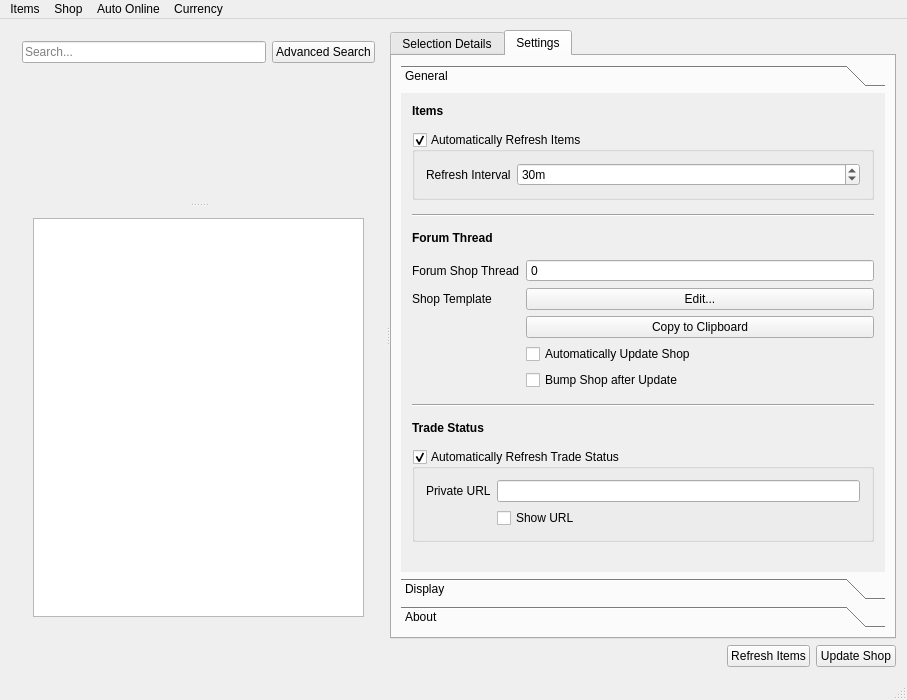
First picture: the form in forms/mainwindow.ui, repository xyzz/acquisition, before the edit.
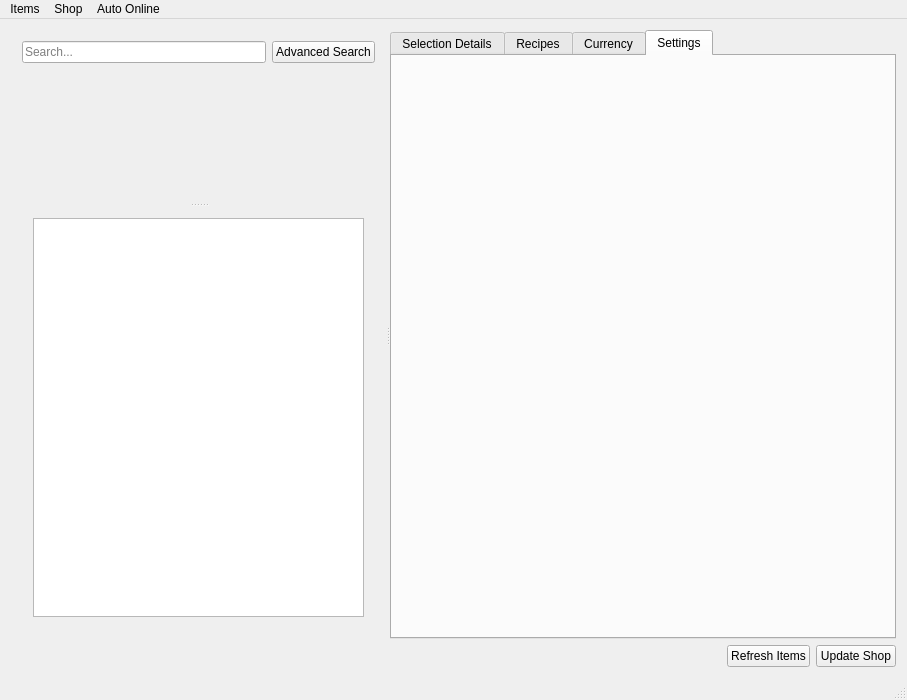
Second picture: the form after the edit. The open tabs and pages were chosen to show the change. Icons and pictures are not drawn. Custom widgets are drawn as their Qt base class.

The edit to the form file:
```diff
--- a/forms/mainwindow.ui
+++ b/forms/mainwindow.ui
@@ -688,7 +688,88 @@
          </item>
         </layout>
        </widget>
-       <widget class="QWidget" name="settingsTab">
+       <widget class="QWidget" name="recipesTab">
+        <attribute name="title">
+         <string>Recipes</string>
+        </attribute>
+       </widget>
+       <widget class="QWidget" name="currencyTab">
+        <property name="enabled">
+         <bool>false</bool>
+        </property>
+        <attribute name="title">
+         <string>Currency</string>
+        </attribute>
+        <layout class="QVBoxLayout" name="verticalLayout_13">
+         <item>
+          <widget class="QTableWidget" name="currencyTable">
+           <property name="alternatingRowColors">
+            <bool>true</bool>
+           </property>
+           <property name="sortingEnabled">
+            <bool>true</bool>
+           </property>
+           <property name="cornerButtonEnabled">
+            <bool>false</bool>
+           </property>
+           <property name="rowCount">
+            <number>0</number>
+           </property>
+           <attribute name="horizontalHeaderDefaultSectionSize">
+            <number>100</number>
+           </attribute>
+           <attribute name="horizontalHeaderStretchLastSection">
+            <bool>true</bool>
+           </attribute>
+           <attribute name="verticalHeaderVisible">
+            <bool>false</bool>
+           </attribute>
+           <column>
+            <property name="text">
+             <string>Total</string>
+            </property>
+           </column>
+           <column>
+            <property name="text">
+             <string>Total in Chaos</string>
+            </property>
+           </column>
+          </widget>
+         </item>
+         <item>
+          <layout class="QHBoxLayout" name="horizontalLayout_8">
+           <item>
+            <widget class="QLabel" name="label_9">
+             <property name="text">
+              <string>Total Worth in Chaos:</string>
+             </property>
+            </widget>
+           </item>
+           <item>
+            <spacer name="horizontalSpacer_3">
+             <property name="orientation">
+              <enum>Qt::Horizontal</enum>
+             </property>
+             <property name="sizeHint" stdset="0">
+              <size>
+               <width>40</width>
+               <height>20</height>
+              </size>
+             </property>
+            </spacer>
+           </item>
+           <item>
+            <widget class="QPushButton" name="pushButton">
+             <property name="text">
+              <string>Export...</string>
+             </property>
+            </widget>
+           </item>
+          </layout>
+         </item>
+        </layout>
+       </widget>
+       <widget class="SettingsPane" name="settingsPane">
         <attribute name="title">
          <string>Settings</string>
         </attribute>
@@ -708,370 +789,6 @@
          <property name="bottomMargin">
           <number>9</number>
          </property>
-         <item>
-          <widget class="QToolBox" name="toolBox">
-           <property name="currentIndex">
-            <number>0</number>
-           </property>
-           <widget class="QWidget" name="page">
-            <property name="geometry">
-             <rect>
-              <x>0</x>
-              <y>0</y>
-              <width>498</width>
-              <height>448</height>
-             </rect>
-            </property>
-            <attribute name="label">
-             <string>General</string>
-            </attribute>
-            <layout class="QVBoxLayout" name="verticalLayout_9">
-             <property name="spacing">
-              <number>14</number>
-             </property>
-             <item>
-              <widget class="QLabel" name="label_7">
-               <property name="font">
-                <font>
-                 <weight>75</weight>
-                 <bold>true</bold>
-                </font>
-               </property>
-               <property name="text">
-                <string>Items</string>
-               </property>
-              </widget>
-             </item>
-             <item>
-              <widget class="QGroupBox" name="refreshItemsBox">
-               <property name="title">
-                <string>Automatically Refresh Items</string>
-               </property>
-               <property name="checkable">
-                <bool>true</bool>
-               </property>
-               <layout class="QFormLayout" name="formLayout_4">
-                <property name="sizeConstraint">
-                 <enum>QLayout::SetDefaultConstraint</enum>
-                </property>
-                <item row="0" column="0">
-                 <widget class="QLabel" name="label_4">
-                  <property name="text">
-                   <string>Refresh Interval</string>
-                  </property>
-                 </widget>
-                </item>
-                <item row="0" column="1">
-                 <widget class="QSpinBox" name="refreshItemsIntervalBox">
-                  <property name="enabled">
-                   <bool>true</bool>
-                  </property>
-                  <property name="suffix">
-                   <string>m</string>
-                  </property>
-                  <property name="minimum">
-                   <number>1</number>
-                  </property>
-                  <property name="maximum">
-                   <number>180</number>
-                  </property>
-                  <property name="value">
-                   <number>30</number>
-                  </property>
-                 </widget>
-                </item>
-               </layout>
-              </widget>
-             </item>
-             <item>
-              <widget class="Line" name="line">
-               <property name="midLineWidth">
-                <number>0</number>
-               </property>
-               <property name="orientation">
-                <enum>Qt::Horizontal</enum>
-               </property>
-              </widget>
-             </item>
-             <item>
-              <widget class="QLabel" name="label_3">
-               <property name="font">
-                <font>
-                 <weight>75</weight>
-                 <bold>true</bold>
-                </font>
-               </property>
-               <property name="text">
-                <string>Forum Thread</string>
-               </property>
-              </widget>
-             </item>
-             <item>
-              <layout class="QFormLayout" name="formLayout_3">
-               <property name="topMargin">
-                <number>0</number>
-               </property>
-               <property name="rightMargin">
-                <number>0</number>
-               </property>
-               <item row="0" column="0">
-                <widget class="QLabel" name="label">
-                 <property name="text">
-                  <string>Forum Shop Thread</string>
-                 </property>
-                </widget>
-               </item>
-               <item row="0" column="1">
-                <widget class="QSpinBox" name="shopThreadIdBox">
-                 <property name="buttonSymbols">
-                  <enum>QAbstractSpinBox::NoButtons</enum>
-                 </property>
-                 <property name="prefix">
-                  <string/>
-                 </property>
-                 <property name="maximum">
-                  <number>999999999</number>
-                 </property>
-                 <property name="singleStep">
-                  <number>0</number>
-                 </property>
-                </widget>
-               </item>
-               <item row="2" column="0">
-                <widget class="QLabel" name="label_2">
-                 <property name="text">
-                  <string>&lt;html&gt;&lt;head/&gt;&lt;body&gt;&lt;p&gt;Shop Template&lt;/p&gt;&lt;/body&gt;&lt;/html&gt;</string>
-                 </property>
-                </widget>
-               </item>
-               <item row="2" column="1">
-                <widget class="QPushButton" name="editShopTemplateButton">
-                 <property name="text">
-                  <string>Edit...</string>
-                 </property>
-                </widget>
-               </item>
-               <item row="3" column="1">
-                <widget class="QPushButton" name="copyClipboardButton">
-                 <property name="text">
-                  <string>Copy to Clipboard</string>
-                 </property>
-                </widget>
-               </item>
-               <item row="4" column="0">
-                <widget class="QLabel" name="label_5">
-                 <property name="text">
-                  <string/>
-                 </property>
-                </widget>
-               </item>
-               <item row="4" column="1">
-                <widget class="QCheckBox" name="updateShopBox">
-                 <property name="text">
-                  <string>Automatically Update Shop</string>
-                 </property>
-                </widget>
-               </item>
-               <item row="5" column="1">
-                <widget class="QCheckBox" name="bumpShopBox">
-                 <property name="text">
-                  <string>Bump Shop after Update</string>
-                 </property>
-                </widget>
-               </item>
-              </layout>
-             </item>
-             <item>
-              <widget class="Line" name="line_2">
-               <property name="orientation">
-                <enum>Qt::Horizontal</enum>
-               </property>
-              </widget>
-             </item>
-             <item>
-              <widget class="QLabel" name="label_8">
-               <property name="font">
-                <font>
-                 <weight>75</weight>
-                 <bold>true</bold>
-                </font>
-               </property>
-               <property name="text">
-                <string>Trade Status</string>
-               </property>
-              </widget>
-             </item>
-             <item>
-              <widget class="QGroupBox" name="refreshTradeBox">
-               <property name="title">
-                <string>Automatically Refresh Trade Status</string>
-               </property>
-               <property name="checkable">
-                <bool>true</bool>
-               </property>
-               <layout class="QFormLayout" name="formLayout">
-                <item row="2" column="0">
-                 <widget class="QLabel" name="label_6">
-                  <property name="text">
-                   <string>Private URL</string>
-                  </property>
-                 </widget>
-                </item>
-                <item row="2" column="1">
-                 <widget class="QLineEdit" name="tradeURLLineEdit"/>
-                </item>
-                <item row="3" column="1">
-                 <widget class="QCheckBox" name="showTradeURL">
-                  <property name="text">
-                   <string>Show URL</string>
-                  </property>
-                 </widget>
-                </item>
-               </layout>
-              </widget>
-             </item>
-             <item>
-              <spacer name="verticalSpacer">
-               <property name="orientation">
-                <enum>Qt::Vertical</enum>
-               </property>
-               <property name="sizeHint" stdset="0">
-                <size>
-                 <width>20</width>
-                 <height>40</height>
-                </size>
-               </property>
-              </spacer>
-             </item>
-            </layout>
-           </widget>
-           <widget class="QWidget" name="page_2">
-            <property name="geometry">
-             <rect>
-              <x>0</x>
-              <y>0</y>
-              <width>205</width>
-              <height>120</height>
-             </rect>
-            </property>
-            <attribute name="label">
-             <string>Display</string>
-            </attribute>
-            <layout class="QVBoxLayout" name="verticalLayout_11">
-             <item>
-              <widget class="QGroupBox" name="groupBox_4">
-               <property name="title">
-                <string>Theme</string>
-               </property>
-               <layout class="QHBoxLayout" name="horizontalLayout_7">
-                <item>
-                 <widget class="QRadioButton" name="lightThemeRadioButton">
-                  <property name="text">
-                   <string>Light Theme</string>
-                  </property>
-                  <property name="checked">
-                   <bool>true</bool>
-                  </property>
-                 </widget>
-                </item>
-                <item>
-                 <widget class="QRadioButton" name="darkThemeRadioButton">
-                  <property name="text">
-                   <string>Dark Theme</string>
-                  </property>
-                 </widget>
-                </item>
-               </layout>
-              </widget>
-             </item>
-             <item>
-              <widget class="QCheckBox" name="showMenuBarBox">
-               <property name="text">
-                <string>Show Menu Bar</string>
-               </property>
-              </widget>
-             </item>
-             <item>
-              <widget class="QCheckBox" name="buyoutStyleBox">
-               <property name="text">
-                <string>Procurement style buyouts</string>
-               </property>
-              </widget>
-             </item>
-             <item>
-              <spacer name="verticalSpacer_3">
-               <property name="orientation">
-                <enum>Qt::Vertical</enum>
-               </property>
-               <property name="sizeHint" stdset="0">
-                <size>
-                 <width>20</width>
-                 <height>40</height>
-                </size>
-               </property>
-              </spacer>
-             </item>
-            </layout>
-           </widget>
-           <widget class="QWidget" name="page_3">
-            <property name="geometry">
-             <rect>
-              <x>0</x>
-              <y>0</y>
-              <width>83</width>
-              <height>69</height>
-             </rect>
-            </property>
-            <attribute name="label">
-             <string>About</string>
-            </attribute>
-            <layout class="QVBoxLayout" name="verticalLayout_10">
-             <property name="spacing">
-              <number>0</number>
-             </property>
-             <property name="leftMargin">
-              <number>0</number>
-             </property>
-             <property name="topMargin">
-              <number>0</number>
-             </property>
-             <property name="rightMargin">
-              <number>0</number>
-             </property>
-             <property name="bottomMargin">
-              <number>0</number>
-             </property>
-             <item>
-              <widget class="QTextBrowser" name="textBrowser">
-               <property name="frameShape">
-                <enum>QFrame::NoFrame</enum>
-               </property>
-               <property name="readOnly">
-                <bool>true</bool>
-               </property>
-               <property name="html">
-                <string>&lt;!DOCTYPE HTML PUBLIC &quot;-//W3C//DTD HTML 4.0//EN&quot; &quot;http://www.w3.org/TR/REC-html40/strict.dtd&quot;&gt;
-&lt;html&gt;&lt;head&gt;&lt;meta name=&quot;qrichtext&quot; content=&quot;1&quot; /&gt;&lt;style type=&quot;text/css&quot;&gt;
-p, li { white-space: pre-wrap; }
-&lt;/style&gt;&lt;/head&gt;&lt;body style=&quot; font-family:'MS Shell Dlg 2'; font-size:8.25pt; font-weight:400; font-style:normal;&quot;&gt;
-&lt;p align=&quot;center&quot; style=&quot; margin-top:0px; margin-bottom:0px; margin-left:0px; margin-right:0px; -qt-block-indent:0; text-indent:0px;&quot;&gt;&lt;span style=&quot; font-size:8pt;&quot;&gt;Based off Acquisition by XYZ, which can be found at &lt;/span&gt;&lt;a href=&quot;https://github.com/xyzz/acquisition&quot;&gt;&lt;span style=&quot; font-size:8pt; text-decoration: underline; color:#007af4;&quot;&gt;here&lt;/span&gt;&lt;/a&gt;&lt;span style=&quot; font-size:8pt;&quot;&gt;.&lt;/span&gt;&lt;/p&gt;
-&lt;p align=&quot;center&quot; style=&quot;-qt-paragraph-type:empty; margin-top:0px; margin-bottom:0px; margin-left:0px; margin-right:0px; -qt-block-indent:0; text-indent:0px; font-size:8pt;&quot;&gt;&lt;br /&gt;&lt;/p&gt;
-&lt;p align=&quot;center&quot; style=&quot; margin-top:0px; margin-bottom:0px; margin-left:0px; margin-right:0px; -qt-block-indent:0; text-indent:0px;&quot;&gt;&lt;span style=&quot; font-size:8pt;&quot;&gt;Acquisition Plus is a fan-made modification based off of the 0.2f version of Acquisition. It features a lightly modified interface as well as some quality-of-life improvements.&lt;/span&gt;&lt;/p&gt;
-&lt;p align=&quot;center&quot; style=&quot;-qt-paragraph-type:empty; margin-top:0px; margin-bottom:0px; margin-left:0px; margin-right:0px; -qt-block-indent:0; text-indent:0px; font-size:8pt;&quot;&gt;&lt;br /&gt;&lt;/p&gt;
-&lt;p align=&quot;center&quot; style=&quot; margin-top:0px; margin-bottom:0px; margin-left:0px; margin-right:0px; -qt-block-indent:0; text-indent:0px;&quot;&gt;&lt;span style=&quot; font-size:8pt;&quot;&gt;Please support the original developer if you enjoy this application. Thank you.&lt;/span&gt;&lt;/p&gt;
-&lt;p align=&quot;center&quot; style=&quot;-qt-paragraph-type:empty; margin-top:0px; margin-bottom:0px; margin-left:0px; margin-right:0px; -qt-block-indent:0; text-indent:0px; font-size:8pt;&quot;&gt;&lt;br /&gt;&lt;/p&gt;
-&lt;p align=&quot;center&quot; style=&quot;-qt-paragraph-type:empty; margin-top:0px; margin-bottom:0px; margin-left:0px; margin-right:0px; -qt-block-indent:0; text-indent:0px; font-size:8pt;&quot;&gt;&lt;br /&gt;&lt;/p&gt;
-&lt;p align=&quot;center&quot; style=&quot; margin-top:0px; margin-bottom:0px; margin-left:0px; margin-right:0px; -qt-block-indent:0; text-indent:0px;&quot;&gt;&lt;span style=&quot; font-size:8pt;&quot;&gt;Acquisition Plus remains under the GNU General Public License v3 as required. You may download the source code &lt;/span&gt;&lt;a href=&quot;https://github.com/Novynn/acquisitionplus&quot;&gt;&lt;span style=&quot; font-size:8pt; text-decoration: underline; color:#0000ff;&quot;&gt;here&lt;/span&gt;&lt;/a&gt;&lt;span style=&quot; font-size:8pt;&quot;&gt;.&lt;/span&gt;&lt;/p&gt;&lt;/body&gt;&lt;/html&gt;</string>
-               </property>
-               <property name="openExternalLinks">
-                <bool>true</bool>
-               </property>
-              </widget>
-             </item>
-            </layout>
-           </widget>
-          </widget>
-         </item>
         </layout>
        </widget>
       </widget>
@@ -1153,17 +870,9 @@
     <addaction name="actionControl_poe_xyz_is_URL"/>
     <addaction name="actionAutomatically_refresh_online_status"/>
    </widget>
-   <widget class="QMenu" name="menuCurrency">
-    <property name="title">
-     <string>Currency</string>
-    </property>
-    <addaction name="actionList_currency"/>
-    <addaction name="actionExport_currency"/>
-   </widget>
    <addaction name="menuItems"/>
    <addaction name="menuShop"/>
    <addaction name="menuAuto_online"/>
-   <addaction name="menuCurrency"/>
   </widget>
   <widget class="QStatusBar" name="statusBar"/>
   <action name="actionForum_shop_thread">
@@ -1243,6 +952,14 @@
   </action>
  </widget>
  <layoutdefault spacing="6" margin="11"/>
+ <customwidgets>
+  <customwidget>
+   <class>SettingsPane</class>
+   <extends>QWidget</extends>
+   <header>forms\settingspane.h</header>
+   <container>1</container>
+  </customwidget>
+ </customwidgets>
  <resources/>
  <connections/>
 </ui>
```
